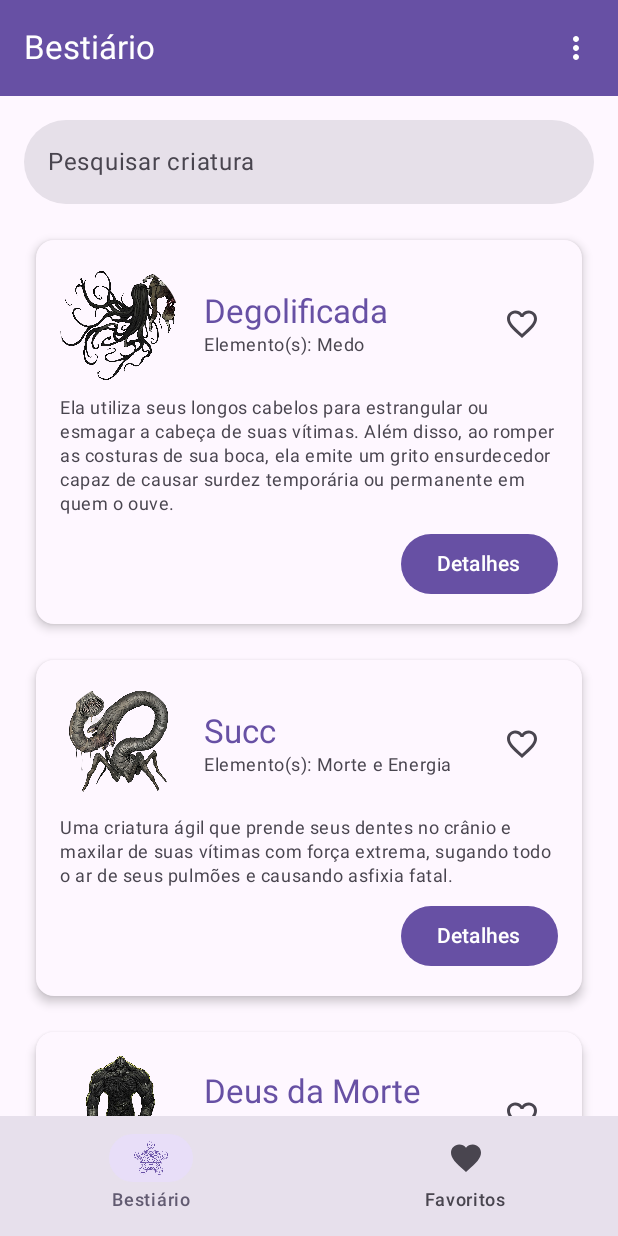
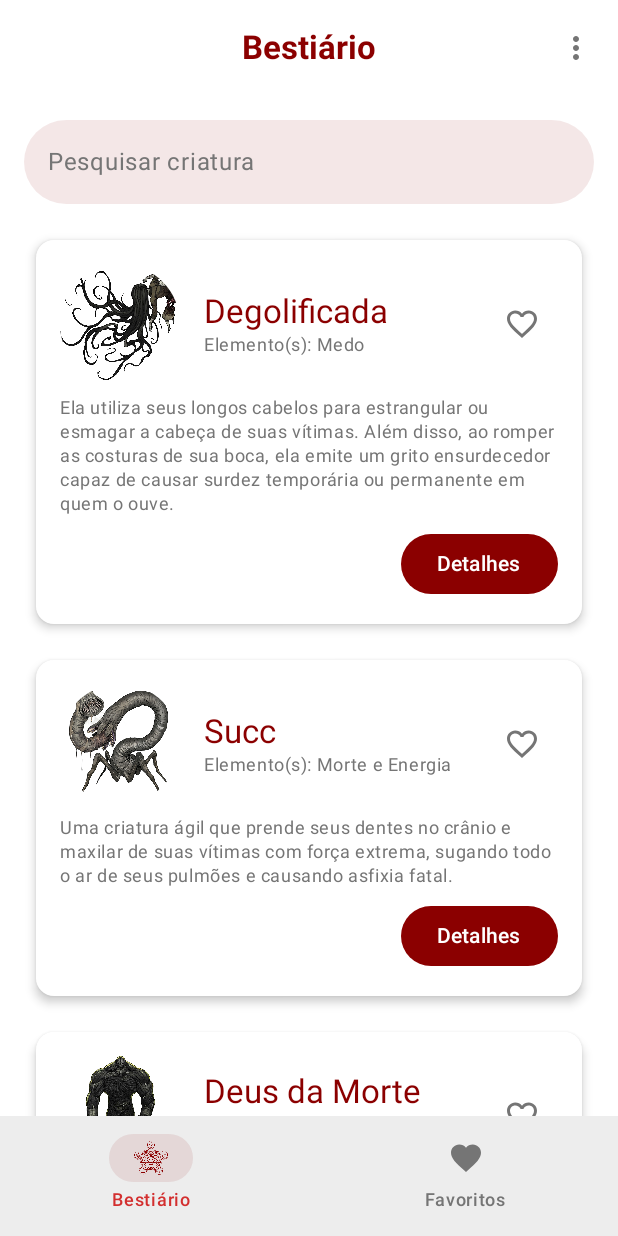
Before and after one commit to waniasantos/mobile_2024_2, an Android app built with Jetpack Compose: the screen it shows after launch (MainActivity), on a phone screen of 412 x 824 dp. Run offline under Robolectric (Android 15) with nearby library versions, the phone set to English and light mode, and no system bars.

Commit message:
bestiary app layout

```diff
--- a/BestiaryApp/app/src/main/java/com/example/bestiaryapp/MainActivity.kt
+++ b/BestiaryApp/app/src/main/java/com/example/bestiaryapp/MainActivity.kt
@@ -5,12 +5,14 @@ import androidx.activity.ComponentActivity
 import androidx.activity.compose.setContent
 import androidx.compose.material3.ExperimentalMaterial3Api
 import com.example.bestiaryapp.navigation.NavGraph
+import com.example.bestiaryapp.ui.theme.BestiaryAppTheme
 
 @ExperimentalMaterial3Api
 class MainActivity : ComponentActivity() {
     override fun onCreate(savedInstanceState: Bundle?) {
         super.onCreate(savedInstanceState)
         setContent {
+            BestiaryAppTheme {
                 NavGraph(
                     onSettingsClick = {
                         // Ação para Configurações
@@ -22,3 +24,4 @@ class MainActivity : ComponentActivity() {
             }
         }
     }
+}
--- a/BestiaryApp/app/src/main/java/com/example/bestiaryapp/ui/components/BottomNavigationBar.kt
+++ b/BestiaryApp/app/src/main/java/com/example/bestiaryapp/ui/components/BottomNavigationBar.kt
@@ -23,8 +23,8 @@ fun BottomNavigationBar(navController: NavController) {
     val currentDestination = navController.currentBackStackEntryAsState().value?.destination
 
     NavigationBar(
-        containerColor = MaterialTheme.colorScheme.surfaceVariant, // Cor de fundo da barra
-        contentColor = MaterialTheme.colorScheme.onSurface  // Cor padrão para ícones e texto
+        containerColor = MaterialTheme.colorScheme.surfaceVariant,
+        contentColor = MaterialTheme.colorScheme.primary
     ) {
         screens.forEach { screen ->
             NavigationBarItem(
@@ -40,13 +40,13 @@ fun BottomNavigationBar(navController: NavController) {
                 label = { Text(screen.label) },
                 colors = NavigationBarItemDefaults.colors(
                     selectedIconColor = MaterialTheme.colorScheme.primary,
-                    unselectedIconColor = MaterialTheme.colorScheme.onSurfaceVariant
+                    unselectedIconColor = MaterialTheme.colorScheme.onSurfaceVariant,
+                    indicatorColor = MaterialTheme.colorScheme.inversePrimary
                 )
             )
         }
     }
 }
-
 
 sealed class BottomBarScreen(val route: String, val icon: @Composable () -> Unit, val label: String) {
 
--- a/BestiaryApp/app/src/main/java/com/example/bestiaryapp/ui/components/TopAppBarWithMenu.kt
+++ b/BestiaryApp/app/src/main/java/com/example/bestiaryapp/ui/components/TopAppBarWithMenu.kt
@@ -1,9 +1,6 @@
 package com.example.bestiaryapp.ui.components
 
 import androidx.compose.foundation.Image
-import androidx.compose.foundation.layout.Row
-import androidx.compose.foundation.layout.fillMaxWidth
-import androidx.compose.foundation.layout.padding
 import androidx.compose.foundation.layout.size
 import androidx.compose.material.icons.Icons
 import androidx.compose.material.icons.filled.MoreVert
@@ -11,12 +8,10 @@ import androidx.compose.material3.*
 import androidx.compose.runtime.Composable
 import androidx.compose.runtime.mutableStateOf
 import androidx.compose.runtime.remember
-import androidx.compose.ui.Alignment
 import androidx.compose.ui.Modifier
-import androidx.compose.ui.res.painterResource
+import androidx.compose.ui.text.font.FontWeight
 import androidx.compose.ui.text.style.TextOverflow
 import androidx.compose.ui.unit.dp
-import com.example.bestiaryapp.R
 
 @OptIn(ExperimentalMaterial3Api::class)
 @Composable
@@ -26,17 +21,15 @@ fun TopAppBarMenu(
 ) {
     val expanded = remember { mutableStateOf(false) }
 
-    TopAppBar(
+    CenterAlignedTopAppBar(
         title = {
-            Row(verticalAlignment = Alignment.CenterVertically) {
-                Text(
-                    text = "Bestiário",
-                    style = MaterialTheme.typography.titleLarge,
-                    maxLines = 1,
-                    overflow = TextOverflow.Ellipsis,
-                    modifier = Modifier.fillMaxWidth()
-                )
-            }
+            Text(
+                text = "Bestiário",
+                style = MaterialTheme.typography.titleLarge.copy(fontWeight = FontWeight.Bold),
+                maxLines = 1,
+                overflow = TextOverflow.Ellipsis,
+                color = MaterialTheme.colorScheme.primary
+            )
         },
         actions = {
             IconButton(onClick = { expanded.value = true }) {
@@ -48,6 +41,7 @@ fun TopAppBarMenu(
             DropdownMenu(
                 expanded = expanded.value,
                 onDismissRequest = { expanded.value = false }
+
             ) {
                 DropdownMenuItem(
                     text = { Text("Configurações") },
@@ -65,10 +59,9 @@ fun TopAppBarMenu(
                 )
             }
         },
-        colors = TopAppBarDefaults.topAppBarColors(
-            containerColor = MaterialTheme.colorScheme.primary,
-            titleContentColor = MaterialTheme.colorScheme.onPrimary,
-            actionIconContentColor = MaterialTheme.colorScheme.onPrimary
+        colors = TopAppBarDefaults.centerAlignedTopAppBarColors(
+            containerColor = MaterialTheme.colorScheme.background,
+            titleContentColor = MaterialTheme.colorScheme.primary
         )
     )
 }
--- a/BestiaryApp/app/src/main/java/com/example/bestiaryapp/ui/screens/DetailsScreen.kt
+++ b/BestiaryApp/app/src/main/java/com/example/bestiaryapp/ui/screens/DetailsScreen.kt
@@ -40,15 +40,13 @@ fun DetailsScreen(besty: Besty) {
         },
         containerColor = MaterialTheme.colorScheme.background
     ) { paddingValues ->
-        // Adiciona rolagem vertical
         Column(
             modifier = Modifier
                 .fillMaxSize()
                 .padding(paddingValues)
-                .verticalScroll(rememberScrollState()) // Permite rolagem
+                .verticalScroll(rememberScrollState())
                 .padding(16.dp)
         ) {
-            // Imagem
             Box(
                 modifier = Modifier
                     .fillMaxWidth()
@@ -63,7 +61,6 @@ fun DetailsScreen(besty: Besty) {
             }
             Spacer(modifier = Modifier.height(8.dp))
 
-            // Card de Informações Gerais
             Card(
                 modifier = Modifier.fillMaxWidth(),
                 shape = RoundedCornerShape(16.dp),
@@ -97,7 +94,6 @@ fun DetailsScreen(besty: Besty) {
 
             Spacer(modifier = Modifier.height(16.dp))
 
-            // Card de Descrição
             Card(
                 modifier = Modifier.fillMaxWidth(),
                 shape = RoundedCornerShape(16.dp),
--- a/BestiaryApp/app/src/main/java/com/example/bestiaryapp/ui/screens/FavoritesScreen.kt
+++ b/BestiaryApp/app/src/main/java/com/example/bestiaryapp/ui/screens/FavoritesScreen.kt
@@ -1,13 +1,12 @@
 package com.example.bestiaryapp.ui.screens
 
-import androidx.compose.foundation.layout.Arrangement
-import androidx.compose.foundation.layout.padding
+import androidx.compose.foundation.layout.*
 import androidx.compose.foundation.lazy.LazyColumn
 import androidx.compose.foundation.lazy.items
 import androidx.compose.material3.*
 import androidx.compose.runtime.Composable
+import androidx.compose.ui.Alignment
 import androidx.compose.ui.Modifier
-import androidx.compose.ui.text.font.FontWeight
 import androidx.compose.ui.unit.dp
 import com.example.bestiaryapp.models.Besty
 import com.example.bestiaryapp.ui.components.BestyListItem
@@ -25,23 +24,35 @@ fun FavoritesScreen(
                 title = {
                     Text(
                         text = "Favoritos",
-                        style = MaterialTheme.typography.titleLarge.copy(fontWeight = FontWeight.Bold),
-                        )
-                }
+                        style = MaterialTheme.typography.titleLarge
+                    )
+                },
+                colors = TopAppBarDefaults.centerAlignedTopAppBarColors(
+                    containerColor = MaterialTheme.colorScheme.background,
+                    titleContentColor = MaterialTheme.colorScheme.primary
+                )
             )
         }
     ) { innerPadding ->
         if (favoriteBesties.isEmpty()) {
-            Text(
-                text = "Nenhum personagem favorito encontrado.",
-                modifier = Modifier.padding(innerPadding)
-            )
+            Box(
+                modifier = Modifier
+                    .fillMaxSize()
+                    .padding(innerPadding),
+                contentAlignment = Alignment.Center
+            ) {
+                Text(
+                    text = "Nenhum personagem favorito encontrado.",
+                    style = MaterialTheme.typography.bodyLarge,
+                    color = MaterialTheme.colorScheme.onSurface
+                )
+            }
         } else {
             LazyColumn(
                 verticalArrangement = Arrangement.spacedBy(8.dp),
                 modifier = Modifier
                     .padding(innerPadding)
-                    .padding(horizontal = 8.dp)
+                    .padding(horizontal = 16.dp)
             ) {
                 items(favoriteBesties) { besty ->
                     BestyListItem(
--- a/BestiaryApp/app/src/main/java/com/example/bestiaryapp/ui/screens/HomeScreen.kt
+++ b/BestiaryApp/app/src/main/java/com/example/bestiaryapp/ui/screens/HomeScreen.kt
@@ -40,7 +40,6 @@ fun HomeScreen(
         }
     ) { innerPadding ->
         Column(modifier = Modifier.padding(innerPadding)) {
-            // Barra de busca arredondada
             TextField(
                 value = searchQuery,
                 onValueChange = { searchQuery = it },
@@ -48,11 +47,13 @@ fun HomeScreen(
                 modifier = Modifier
                     .fillMaxWidth()
                     .padding(16.dp)
-                    .height(56.dp), // Altura da barra de busca
-                shape = RoundedCornerShape(28.dp), // Define bordas arredondadas
+                    .height(56.dp),
+                shape = RoundedCornerShape(28.dp),
                 colors = TextFieldDefaults.colors(
-                    focusedIndicatorColor = Color.Transparent, // Sem indicador ao focar
-                    unfocusedIndicatorColor = Color.Transparent  // Sem indicador sem foco
+                    focusedContainerColor = MaterialTheme.colorScheme.inversePrimary,
+                    unfocusedContainerColor = MaterialTheme.colorScheme.inversePrimary,
+                    focusedIndicatorColor = Color.Transparent,
+                    unfocusedIndicatorColor = Color.Transparent
                 )
             )
 
--- /dev/null
+++ b/BestiaryApp/app/src/main/java/com/example/bestiaryapp/ui/theme/BestiaryAppTheme.kt
@@ -0,0 +1,36 @@
+package com.example.bestiaryapp.ui.theme
+
+import androidx.compose.material3.*
+import androidx.compose.runtime.Composable
+import androidx.compose.ui.graphics.Color
+
+private val DarkRed = Color(0xFF8B0000)
+private val Black = Color(0xFF000000)
+private val LightBackground = Color(0xFFFFFFFF)
+private val TextColor = Color(0xFF4A4A4A)
+private val DarkRedselectedIcon = Color(0x188B0000)
+
+
+private val BestiaryColorScheme = lightColorScheme(
+    primary = DarkRed,
+    onPrimary = Color.White,
+    secondary = Color(0xFFD32F2F),
+    onSecondary = Color.White,
+    background = LightBackground,
+    onBackground = TextColor,
+    surface = Color.White,
+    onSurface = TextColor,
+    surfaceVariant = Color(0xFFEDEDED),
+    onSurfaceVariant = Color(0xFF757575),
+    inversePrimary = DarkRedselectedIcon,
+)
+
+@Composable
+fun BestiaryAppTheme(
+    content: @Composable () -> Unit
+) {
+    MaterialTheme(
+        colorScheme = BestiaryColorScheme,
+        content = content
+    )
+}
```
Lines whose indentation alone changed are shown as unchanged.
